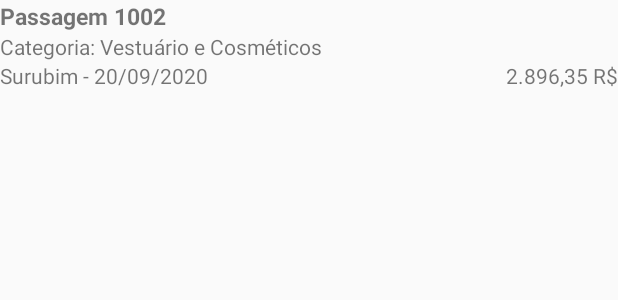
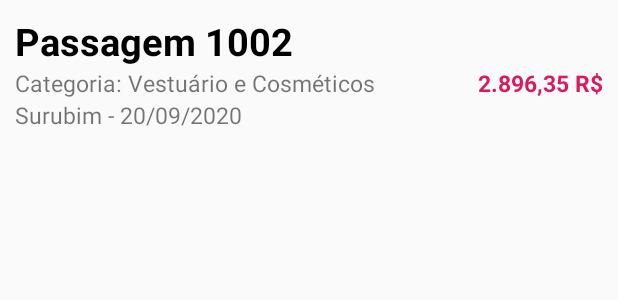
Before and after one commit to ramonsantos/expenses-notebook-android-app, an Android app: the layout item_expense.xml on its own in the app's theme, with its tools: preview values and no code run, on a phone screen of 412 x 824 dp. Shown: the top 300 px of the screen. Run offline under Robolectric (Android 15) with nearby library versions, the phone set to English and light mode, and no system bars.

Commit message:
Improving Expenses list

```diff
--- a/app/src/main/res/layout/item_expense.xml
+++ b/app/src/main/res/layout/item_expense.xml
@@ -10,9 +10,13 @@
         android:id="@+id/item_expense_description"
         android:layout_width="wrap_content"
         android:layout_height="wrap_content"
+        android:layout_marginLeft="10dp"
+        android:layout_marginTop="10dp"
+        android:layout_marginBottom="5dp"
         android:text="Passagem 1002"
-        android:textSize="15sp"
+        android:textSize="25sp"
         android:textStyle="bold"
+        android:textColor="#000000"
         app:layout_constraintStart_toStartOf="parent"
         app:layout_constraintTop_toTopOf="parent" />
 
@@ -20,15 +24,22 @@
         android:id="@+id/item_expense_amount"
         android:layout_width="wrap_content"
         android:layout_height="wrap_content"
+        android:layout_marginRight="10dp"
         android:text="2.896,35 R$"
-        app:layout_constraintBottom_toBottomOf="@+id/item_expense_place_and_date"
+        android:textColor="#D81B60"
+        android:textSize="15sp"
+        android:textStyle="bold"
+
         app:layout_constraintEnd_toEndOf="parent"
-        app:layout_constraintTop_toTopOf="@+id/item_expense_place_and_date" />
+        app:layout_constraintTop_toTopOf="@+id/item_expense_category" />
 
     <TextView
         android:id="@+id/item_expense_category"
         android:layout_width="wrap_content"
         android:layout_height="wrap_content"
+        android:layout_marginLeft="10dp"
+        android:layout_marginBottom="5dp"
+        android:textSize="15sp"
         android:text="Categoria: Vestuário e Cosméticos"
         app:layout_constraintStart_toStartOf="parent"
         app:layout_constraintTop_toBottomOf="@+id/item_expense_description" />
@@ -37,7 +48,11 @@
         android:id="@+id/item_expense_place_and_date"
         android:layout_width="wrap_content"
         android:layout_height="wrap_content"
+        android:layout_marginLeft="10dp"
+        android:layout_marginBottom="10dp"
         android:text="Surubim - 20/09/2020"
+        android:textSize="15sp"
+        app:layout_constraintBottom_toBottomOf="parent"
         app:layout_constraintStart_toStartOf="parent"
         app:layout_constraintTop_toBottomOf="@+id/item_expense_category" />
 
--- a/app/src/main/res/values/colors.xml
+++ b/app/src/main/res/values/colors.xml
@@ -1,6 +1,6 @@
 <?xml version="1.0" encoding="utf-8"?>
 <resources>
-    <color name="colorPrimary">#008577</color>
-    <color name="colorPrimaryDark">#00574B</color>
+    <color name="colorPrimary">#DC143C</color>
+    <color name="colorPrimaryDark">#8B0000</color>
     <color name="colorAccent">#D81B60</color>
 </resources>
```
Also changed, not shown: app/src/main/java/io/github/ramonsantos/expensesnotebook/ui/ExpenseListAdapter.kt (+26 -0 lines), app/src/main/java/io/github/ramonsantos/expensesnotebook/ui/ExpenseViewHolder.kt (+7 -2 lines).
